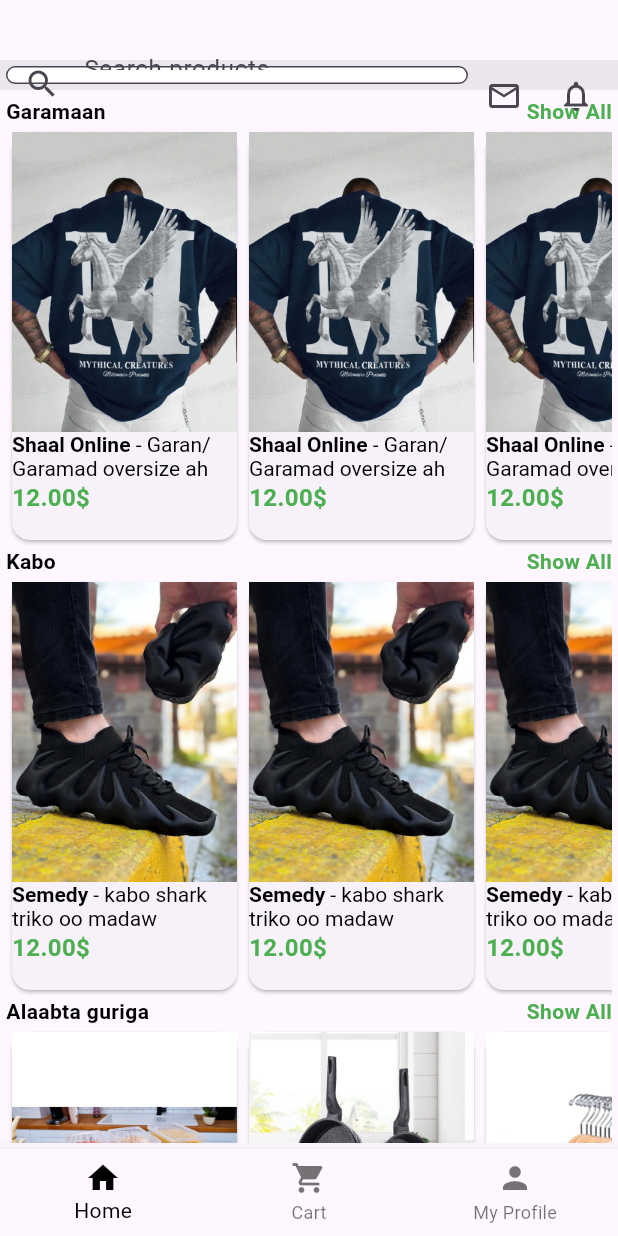
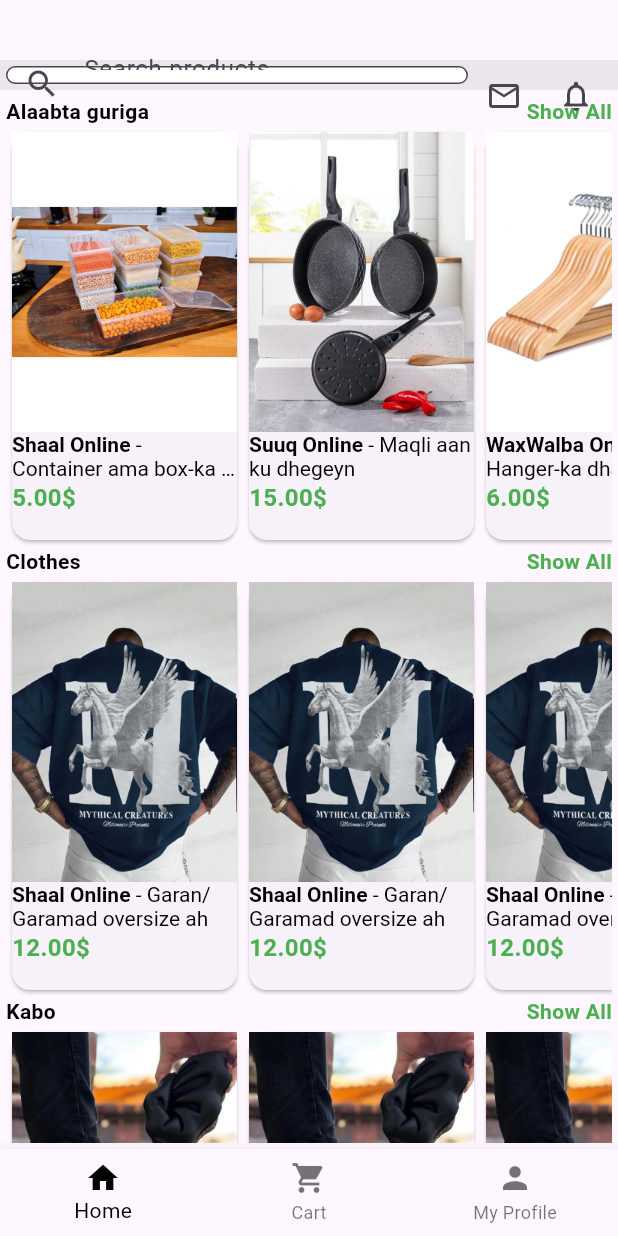
Before and after one commit to Semedii/Suuq, a Flutter app: the screen it shows once a user with an empty profile is signed in, on a phone screen of 412 x 824 dp. Run offline on Flutter 3.47's test engine with Material 3 defaults, Android fonts, the light colour scheme and no system bars; our stand-ins replace auto_route, cloud_firestore, dots_indicator, firebase_auth, firebase_core, flutter_riverpod and 3 more; accounts and stored records are empty; generated files the repository leaves out were written again.

Commit message:
put home accessories on top

```diff
--- a/lib/pages/homepage/home_page.dart
+++ b/lib/pages/homepage/home_page.dart
@@ -24,9 +24,9 @@
           child: SingleChildScrollView(
             child: Column(
               children: [
-                _buildNiche("Garamaan", tShirts),
+                _buildNiche("Alaabta guriga", homeAccessories, expand: false),
+                _buildNiche("Clothes", tShirts),
                 _buildNiche("Kabo", shoes),
-                _buildNiche("Alaabta guriga", homeAccessories, expand: false)
               ],
             ),
           ),
```
